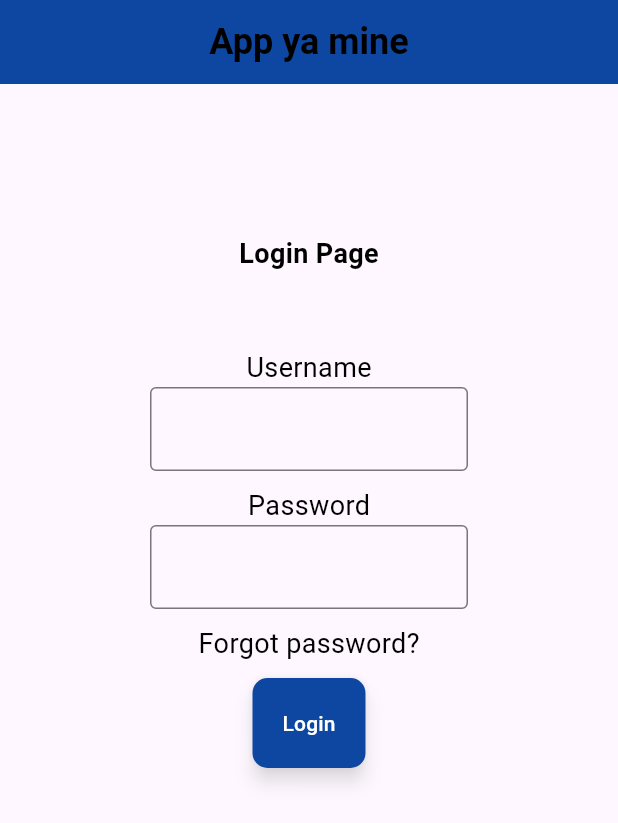
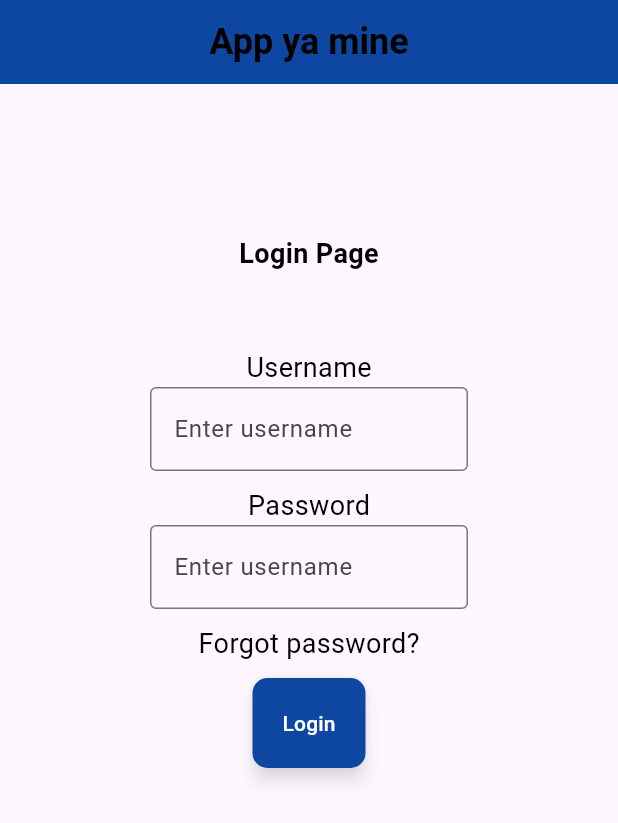
Before and after one commit to eiidoubleyuwes/nimeku-dart-a, a Flutter app: the screen it shows after launch, on a phone screen of 412 x 824 dp. Shown: the top 823 px of the screen. Run offline on Flutter 3.47's test engine with Material 3 defaults, Android fonts, the phone set to English and light mode, and no system bars.

Commit message:
Feat:Added styling to the input
I did this by adding hint variable

```diff
--- a/myapp_flutter/lib/views/customcontroller.dart
+++ b/myapp_flutter/lib/views/customcontroller.dart
@@ -9,7 +9,8 @@ class CustomTextWidget extends StatelessWidget {
   Widget build(BuildContext context) {
     return TextField(
       decoration: InputDecoration(
-        border: OutlineInputBorder()
+        border: OutlineInputBorder(),
+        hintText: "Enter username",
       ),
       controller: TextEditingController(),
     );
```
